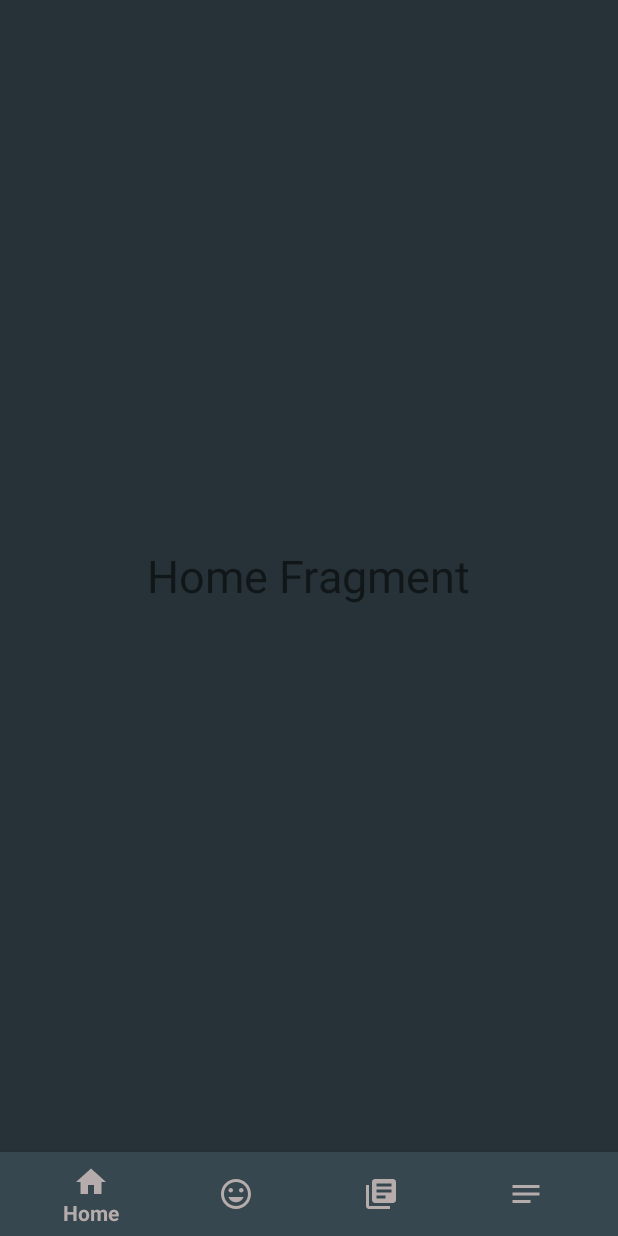
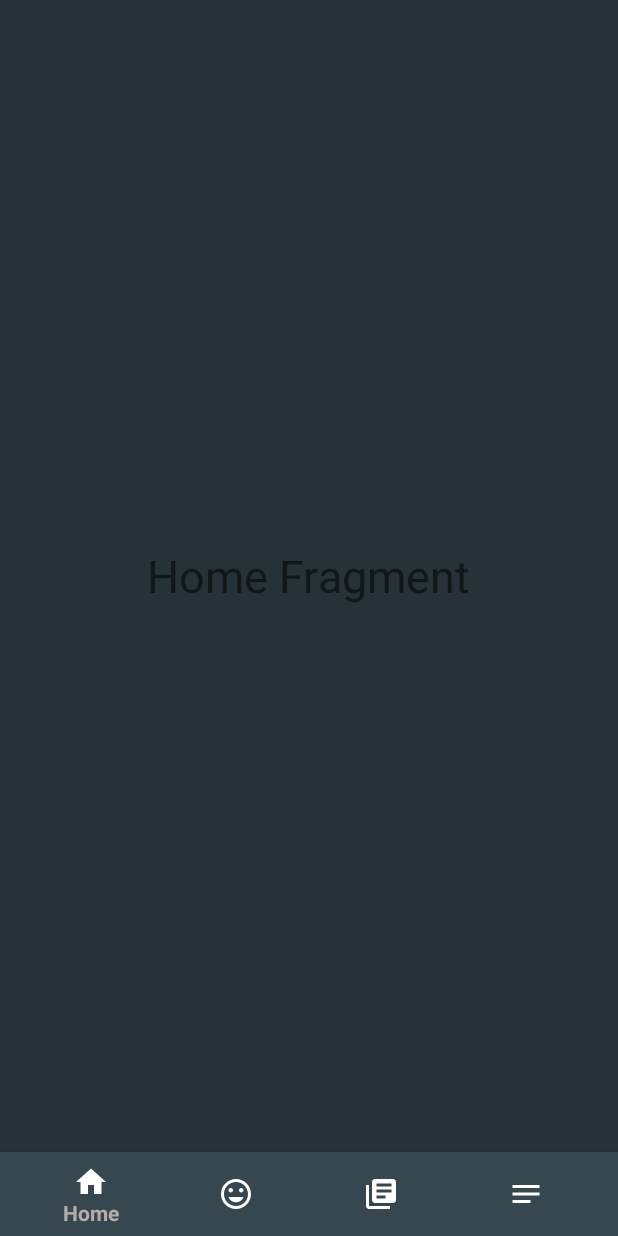
Before and after one commit to BigBrainBois/CSCI455_Student_Productivity_and_Reflection_App, an Android app: the Dashboard screen opened directly, with no data from a screen before it, on a phone screen of 412 x 824 dp. Run offline under Robolectric (Android 15) with nearby library versions, the phone set to English and light mode, and no system bars.

```diff
--- a/app/src/main/res/layout/activity_dashboard.xml
+++ b/app/src/main/res/layout/activity_dashboard.xml
@@ -20,7 +20,7 @@
         android:layout_alignParentBottom="true"
         app:menu="@menu/bottom_navigation"
         app:itemTextColor="@color/lightgray"
-        app:itemIconTint="@color/lightgray"
+        app:itemIconTint="@color/white"
         android:background="@color/tertiary"/>
 
 </RelativeLayout>
```
